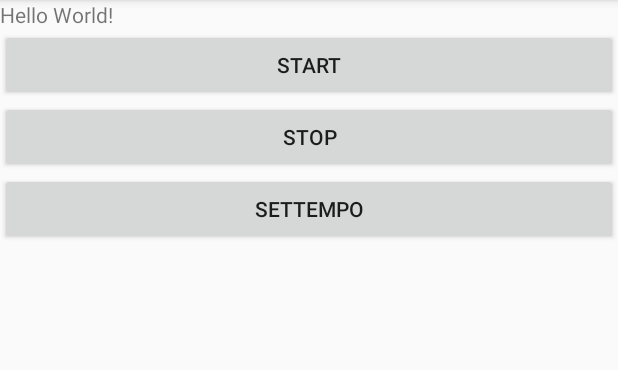
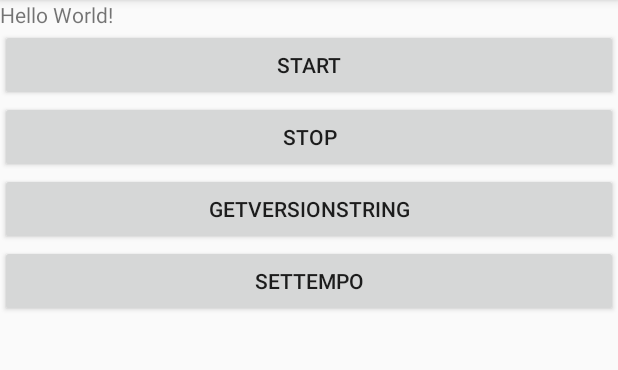
Before and after one commit to McoyJiang/Mp3Converter, an Android app: the screen it shows after launch (MainActivity), on a phone screen of 412 x 824 dp, the part 84-454 px from its top. Run offline under Robolectric (Android 15) with nearby library versions, the phone set to English and light mode, and no system bars.

Commit message:
add getVersionString for SoundTouch JNI

```diff
--- a/app/src/main/java/com/example/danny_jiang/mp3converter/MainActivity.java
+++ b/app/src/main/java/com/example/danny_jiang/mp3converter/MainActivity.java
@@ -48,6 +48,12 @@ public class MainActivity extends AppCompatActivity {
     }
 
     public void setTempo(View view) {
+        SoundTouchUtils soundTouchUtils = new SoundTouchUtils();
+
+        soundTouchUtils.setTempo(10);
+    }
+
+    public void getVersionString(View view) {
         String versionString = SoundTouchUtils.getVersionString();
 
         TextView textView = (TextView) findViewById(R.id.sample_text);
--- a/app/src/main/res/layout/activity_main.xml
+++ b/app/src/main/res/layout/activity_main.xml
@@ -28,6 +28,13 @@
         android:layout_height="wrap_content" />
 
     <Button
+        android:id="@+id/getVersionString"
+        android:text="getVersionString"
+        android:onClick="getVersionString"
+        android:layout_width="match_parent"
+        android:layout_height="wrap_content" />
+
+    <Button
         android:id="@+id/setTempo"
         android:text="setTempo"
         android:onClick="setTempo"
```
Also changed, not shown: 7 other files.
